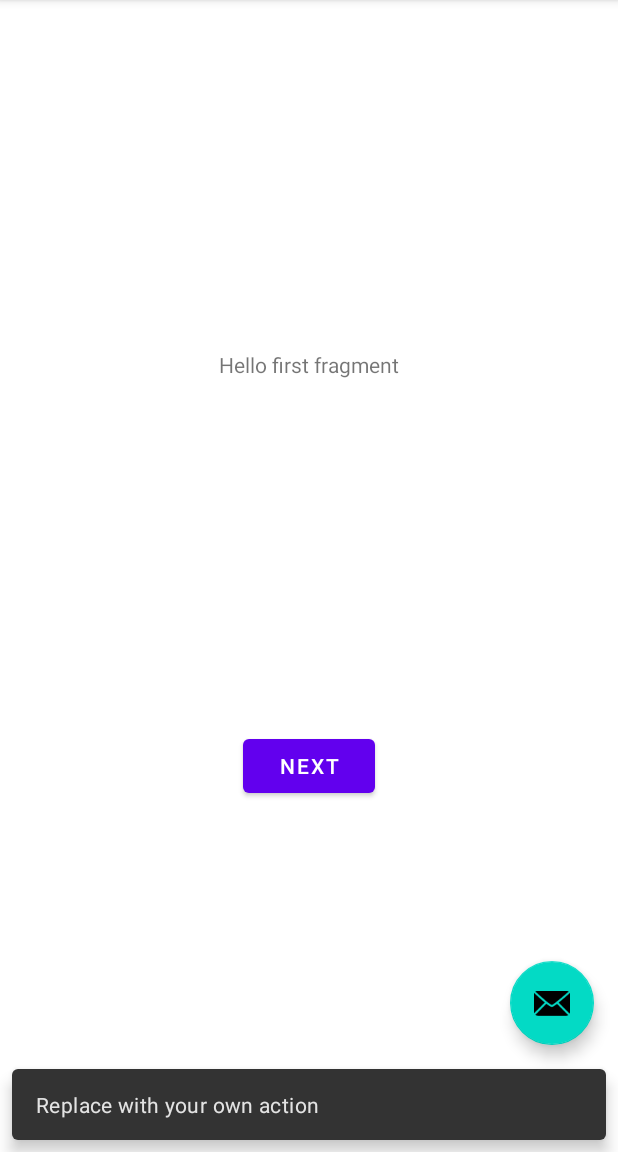
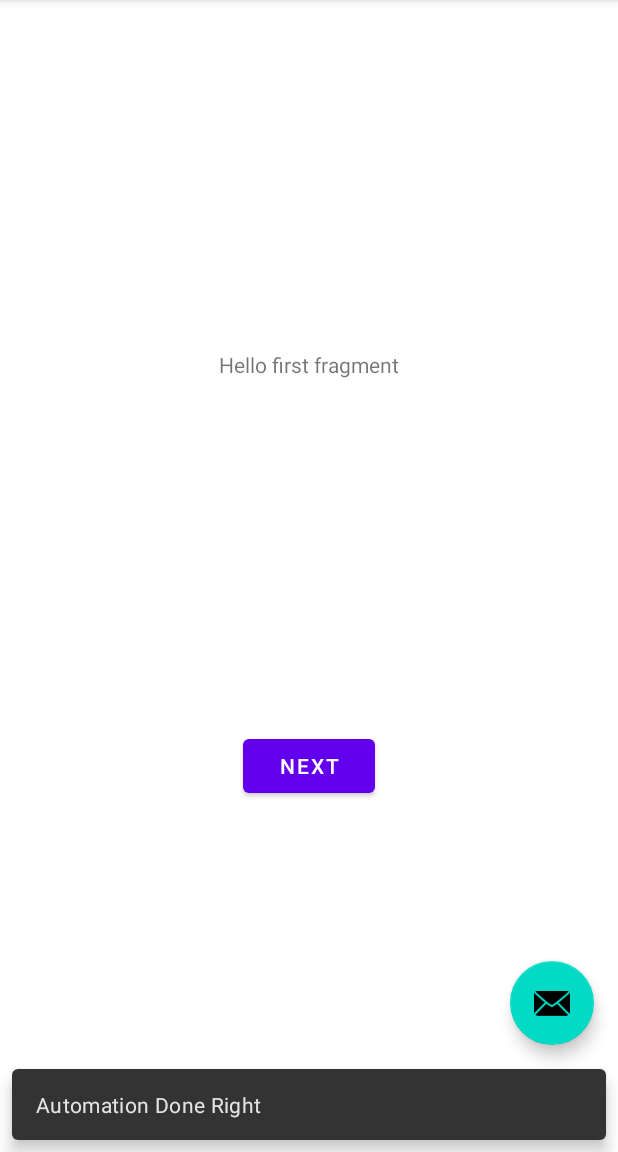
Before and after one commit to ItsAnubhav/AppAutomationTest, an Android app: the screen it shows after launch (MainActivity), after a tap on an icon or button, on a phone screen of 412 x 824 dp, the part 84-1236 px from its top. Run offline under Robolectric (Android 15) with nearby library versions, the phone set to English and light mode, and no system bars.

Commit message:
Second Push

```diff
--- a/app/src/main/java/com/itsanubhav/appautomationtest/MainActivity.java
+++ b/app/src/main/java/com/itsanubhav/appautomationtest/MainActivity.java
@@ -26,7 +26,7 @@ public class MainActivity extends AppCompatActivity {
         fab.setOnClickListener(new View.OnClickListener() {
             @Override
             public void onClick(View view) {
-                Snackbar.make(view, "Replace with your own action", Snackbar.LENGTH_LONG)
+                Snackbar.make(view, "Automation Done Right", Snackbar.LENGTH_LONG)
                         .setAction("Action", null).show();
             }
         });
```
